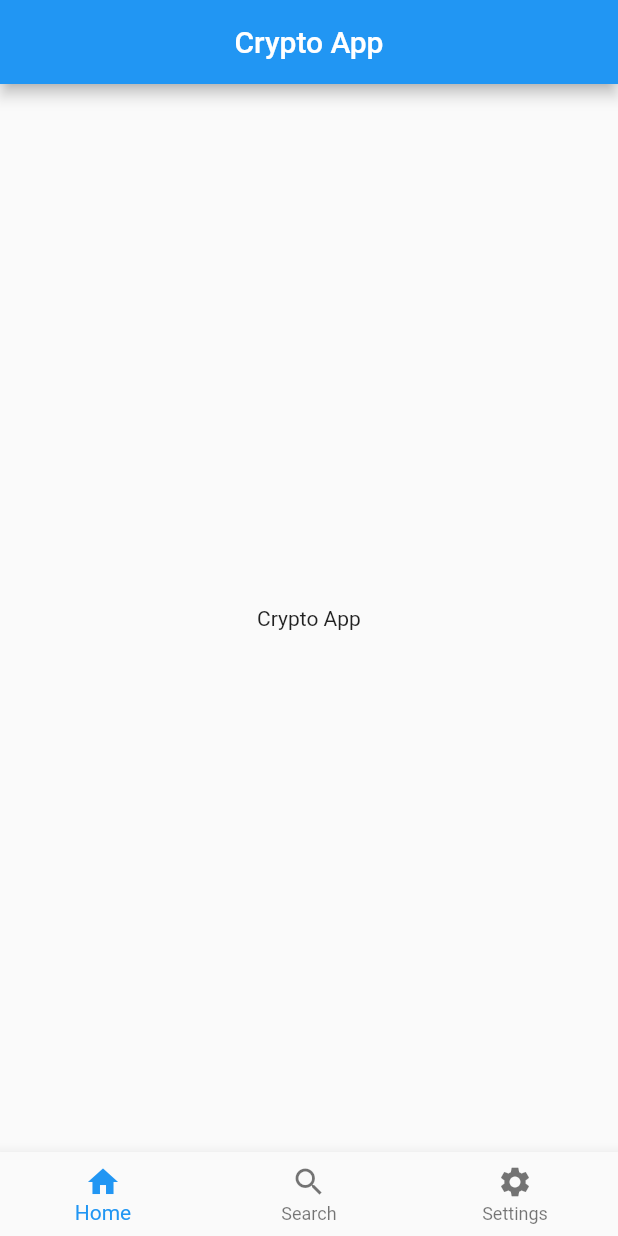
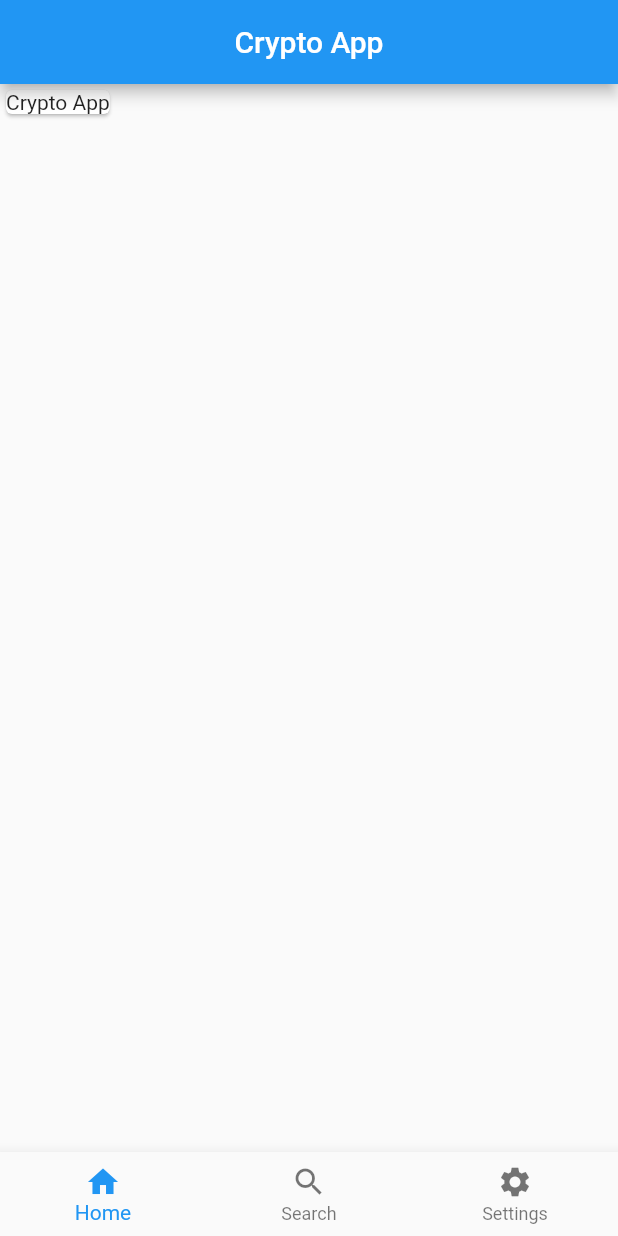
Before and after one commit to l0u1sg/cryptoapp, a Flutter app: the screen it shows after launch, on a phone screen of 412 x 824 dp. Run offline on Flutter 3.47's test engine with Material 2 defaults, Android fonts, the phone set to English and light mode, and no system bars; our stand-ins replace dio, package_info_plus; missing offline and left inert: dotenv.

Commit message:
feat: :construction:  Starting homepage with different crypto and API call

```diff
--- a/lib/home.dart
+++ b/lib/home.dart
@@ -1,4 +1,43 @@
+import 'dart:convert';
+
+import 'package:flutter/foundation.dart';
 import 'package:flutter/material.dart';
+import 'dart:async';
+import 'package:http/http.dart' as http;
+import 'package:dotenv/dotenv.dart' as dotenv;
+
+var env = dotenv.DotEnv(includePlatformEnvironment: true)..load();
+
+// Fetch data from crypto API
+Future<Factory> fetchCrypto() async {
+  final response = await http.get(
+      Uri.parse('https://rest.coinapi.io/v1/exchangerate/BTC/USD'),
+      headers: {'X-CoinAPI-Key': '${env['COINAPI_KEY']}'});
+
+  if (response.statusCode == 200) {
+    // If the call to the server was successful, parse the JSON
+    return cryptoFromJson(response.body);
+  } else {
+    // If that call was not successful, throw an error.
+    throw Exception('Failed to load post');
+  }
+}
+
+Factory cryptoFromJson(String str) => cryptoFromJson(json.decode(str));
+
+class Crypto {
+  final int rate;
+  final String time;
+  final String assetIdBase;
+  final String assetIdQuote;
+
+  const Crypto({
+    required this.rate,
+    required this.time,
+    required this.assetIdBase,
+    required this.assetIdQuote,
+  });
+}
 
 void main() {
   runApp(const HomeApp());
@@ -19,8 +58,13 @@ class _HomeAppState extends State<HomeApp> {
         title: const Text('Crypto App'),
         centerTitle: true,
       ),
-      body: const Center(
-        child: Text('Crypto App'),
+      body: Card(
+        child: Column(
+          mainAxisSize: MainAxisSize.min,
+          children: const <Widget>[
+            Text('Crypto App'),
+          ],
+        ),
       ),
     );
   }
--- a/pubspec.yaml
+++ b/pubspec.yaml
@@ -38,6 +38,7 @@ dependencies:
   package_info_plus: ^1.0.6
   material_floating_search_bar: ^0.3.7
   dio: ^4.0.6
+  dotenv: ^4.0.1
 
 dev_dependencies:
   flutter_test:
```
Also changed, not shown: pubspec.lock, 2 other files.
